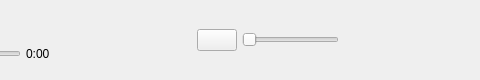
Old version of the form src/frontend/controls.ui in the repository MilanJzo/eda-mp3; both pictures show x 959 to 1439 and y 0 to 80 of the 1439 by 80 pixel window.
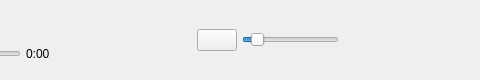
New version of the form. Icons and pictures are not drawn.

Commit message: volumeSlider and mute fixed

Diff of the .ui file:
```diff
--- a/src/frontend/controls.ui
+++ b/src/frontend/controls.ui
@@ -376,6 +376,15 @@
               <property name="styleSheet">
                <string notr="true"/>
               </property>
+              <property name="maximum">
+               <number>100</number>
+              </property>
+              <property name="value">
+               <number>10</number>
+              </property>
+              <property name="sliderPosition">
+               <number>10</number>
+              </property>
               <property name="orientation">
                <enum>Qt::Orientation::Horizontal</enum>
               </property>
```
The commit also changes 2 other files.
